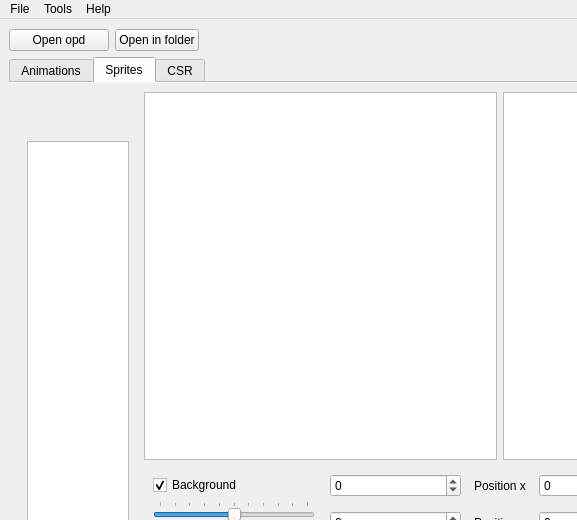
Old version of the form forms/main_window.ui in the repository android172/CVHD-OPD-editor; both pictures show x 0 to 577 and y 0 to 520 of the 1130 by 730 pixel window.
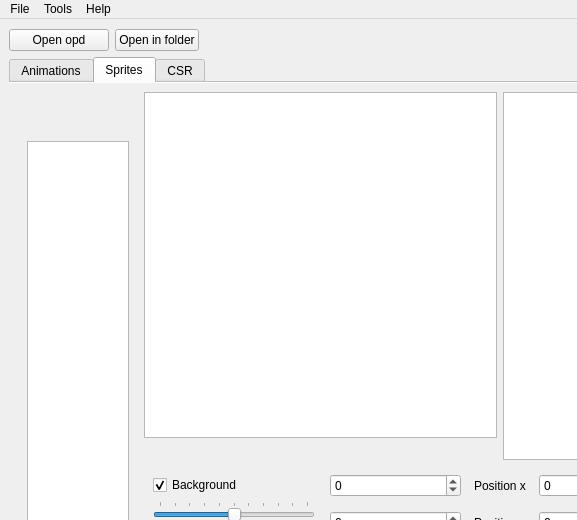
New version of the form. The open tabs and pages were chosen to show the change. Icons and pictures are not drawn. Custom widgets are drawn as their Qt base class.

Commit message: Added GV changes to sprite tab.

Diff of the .ui file:
```diff
--- a/forms/main_window.ui
+++ b/forms/main_window.ui
@@ -2071,28 +2071,160 @@
           <item>
            <layout class="QHBoxLayout" name="horizontalLayout_23">
             <item>
-             <widget class="GraphicsViewer" name="gv_sprite">
+             <widget class="QWidget" name="verticalWidget" native="true">
               <property name="minimumSize">
                <size>
                 <width>0</width>
                 <height>0</height>
                </size>
               </property>
-              <property name="maximumSize">
-               <size>
-                <width>11111</width>
-                <height>11111</height>
-               </size>
-              </property>
-              <property name="verticalScrollBarPolicy">
-               <enum>Qt::ScrollBarAlwaysOff</enum>
-              </property>
-              <property name="horizontalScrollBarPolicy">
-               <enum>Qt::ScrollBarAlwaysOff</enum>
-              </property>
-              <property name="transformationAnchor">
-               <enum>QGraphicsView::AnchorUnderMouse</enum>
-              </property>
+              <layout class="QVBoxLayout" name="verticalLayout_19" stretch="1,0">
+               <property name="spacing">
+                <number>0</number>
+               </property>
+               <property name="leftMargin">
+                <number>0</number>
+               </property>
+               <property name="topMargin">
+                <number>0</number>
+               </property>
+               <property name="rightMargin">
+                <number>0</number>
+               </property>
+               <property name="bottomMargin">
+                <number>0</number>
+               </property>
+               <item>
+                <widget class="GraphicsViewer" name="gv_sprite">
+                 <property name="minimumSize">
+                  <size>
+                   <width>0</width>
+                   <height>0</height>
+                  </size>
+                 </property>
+                 <property name="maximumSize">
+                  <size>
+                   <width>11111</width>
+                   <height>11111</height>
+                  </size>
+                 </property>
+                 <property name="verticalScrollBarPolicy">
+                  <enum>Qt::ScrollBarAlwaysOff</enum>
+                 </property>
+                 <property name="horizontalScrollBarPolicy">
+                  <enum>Qt::ScrollBarAlwaysOff</enum>
+                 </property>
+                 <property name="transformationAnchor">
+                  <enum>QGraphicsView::AnchorUnderMouse</enum>
+                 </property>
+                </widget>
+               </item>
+               <item>
+                <widget class="QWidget" name="horizontalWidget" native="true">
+                 <layout class="QHBoxLayout" name="horizontalLayout_19">
+                  <property name="leftMargin">
+                   <number>0</number>
+                  </property>
+                  <property name="topMargin">
+                   <number>0</number>
+                  </property>
+                  <property name="rightMargin">
+                   <number>0</number>
+                  </property>
+                  <property name="bottomMargin">
+                   <number>0</number>
+                  </property>
+                  <item>
+                   <layout class="QHBoxLayout" name="horizontalLayout_18">
+                    <item>
+                     <widget class="QPushButton" name="bt_reset_view_sprite">
+                      <property name="styleSheet">
+                       <string notr="true"/>
+                      </property>
+                      <property name="text">
+                       <string/>
+                      </property>
+                      <property name="icon">
+                       <iconset resource="../assets/icons/icons.qrc">
+                        <normaloff>:/icons_general/fit.png</normaloff>:/icons_general/fit.png</iconset>
+                      </property>
+                      <property name="iconSize">
+                       <size>
+                        <width>32</width>
+                        <height>32</height>
+                       </size>
+                      </property>
+                      <property name="flat">
+                       <bool>true</bool>
+                      </property>
+                     </widget>
+                    </item>
+                    <item>
+                     <spacer name="horizontalSpacer_4">
+                      <property name="orientation">
+                       <enum>Qt::Horizontal</enum>
+                      </property>
+                      <property name="sizeHint" stdset="0">
+                       <size>
+                        <width>0</width>
+                        <height>0</height>
+                       </size>
+                      </property>
+                     </spacer>
+                    </item>
+                    <item>
+                     <widget class="QPushButton" name="bt_grid_visible_sprite">
+                      <property name="styleSheet">
+                       <string notr="true"/>
+                      </property>
+                      <property name="text">
+                       <string/>
+                      </property>
+                      <property name="icon">
+                       <iconset resource="../assets/icons/icons.qrc">
+                        <normaloff>:/icons_general/blank.png</normaloff>:/icons_general/blank.png</iconset>
+                      </property>
+                      <property name="iconSize">
+                       <size>
+                        <width>32</width>
+                        <height>32</height>
+                       </size>
+                      </property>
+                      <property name="flat">
+                       <bool>true</bool>
+                      </property>
+                     </widget>
+                    </item>
+                    <item>
+                     <widget class="QPushButton" name="bt_change_mode_sprite">
+                      <property name="styleSheet">
+                       <string notr="true"/>
+                      </property>
+                      <property name="text">
+                       <string/>
+                      </property>
+                      <property name="icon">
+                       <iconset resource="../assets/icons/icons.qrc">
+                        <normaloff>:/icons_general/expand-arrows.png</normaloff>
+                        <normalon>:/icons_general/move.png</normalon>:/icons_general/expand-arrows.png</iconset>
+                      </property>
+                      <property name="iconSize">
+                       <size>
+                        <width>32</width>
+                        <height>32</height>
+                       </size>
+                      </property>
+                      <property name="flat">
+                       <bool>true</bool>
+                      </property>
+                     </widget>
+                    </item>
+                   </layout>
+                  </item>
+                 </layout>
+                </widget>
+               </item>
+              </layout>
              </widget>
             </item>
             <item>
```
Left out of the diff: 5 changed lines with no effect on the pictures. The commit also changes 3 other files.
